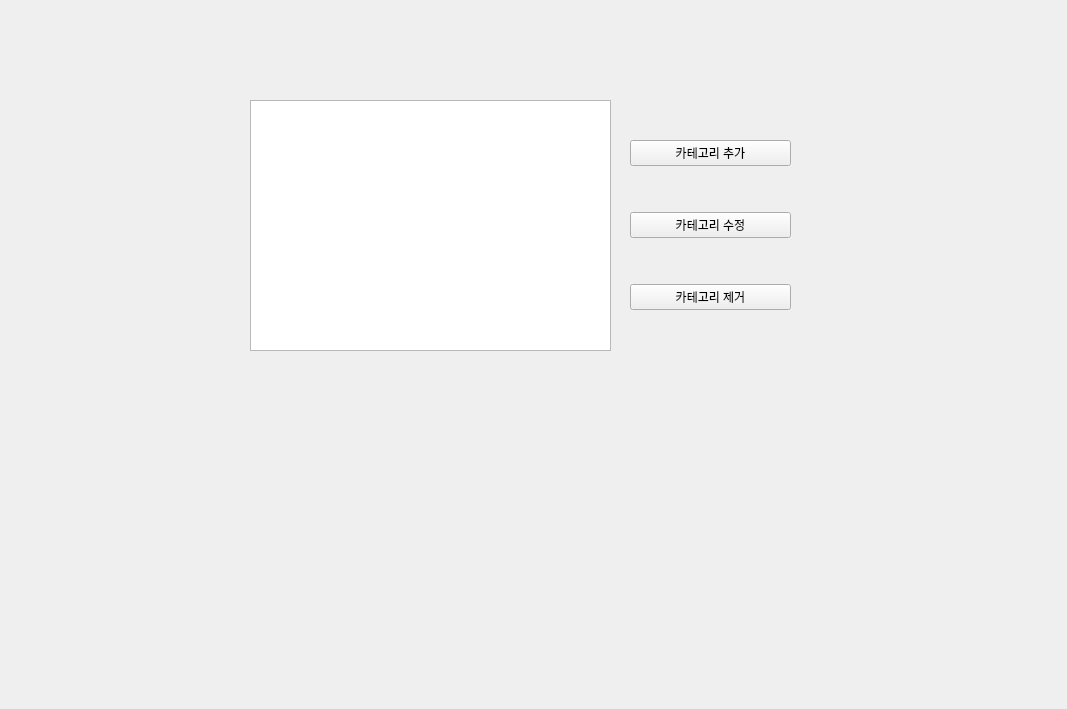
This is categoryview.ui in e-bing/Qt_Calendar as Qt 5 draws it before an edit. The edited form follows.
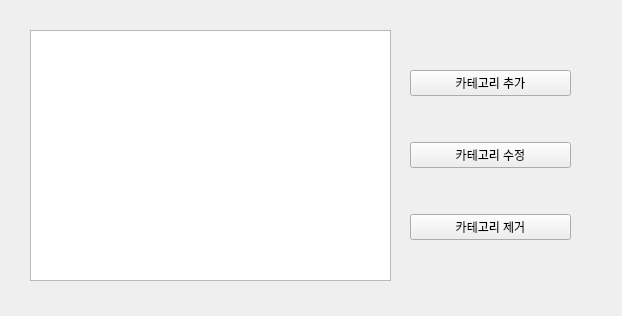
This is the edited form.

```diff
--- a/categoryview.ui
+++ b/categoryview.ui
@@ -6,8 +6,8 @@
    <rect>
     <x>0</x>
     <y>0</y>
-    <width>1067</width>
-    <height>709</height>
+    <width>622</width>
+    <height>316</height>
    </rect>
   </property>
   <property name="windowTitle">
@@ -16,8 +16,8 @@
   <widget class="QWidget" name="gridLayoutWidget">
    <property name="geometry">
     <rect>
-     <x>250</x>
-     <y>100</y>
+     <x>30</x>
+     <y>30</y>
      <width>361</width>
      <height>251</height>
     </rect>
@@ -40,8 +40,8 @@
   <widget class="QWidget" name="gridLayoutWidget_2">
    <property name="geometry">
     <rect>
-     <x>630</x>
-     <y>100</y>
+     <x>410</x>
+     <y>30</y>
      <width>161</width>
      <height>251</height>
     </rect>
```
